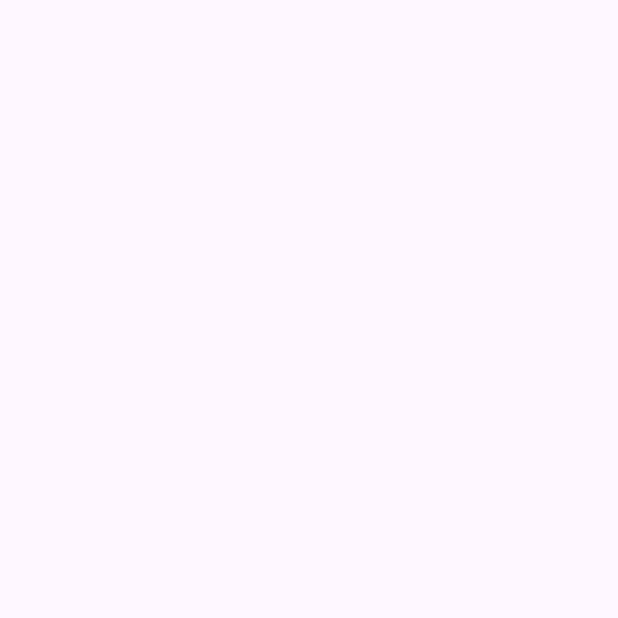
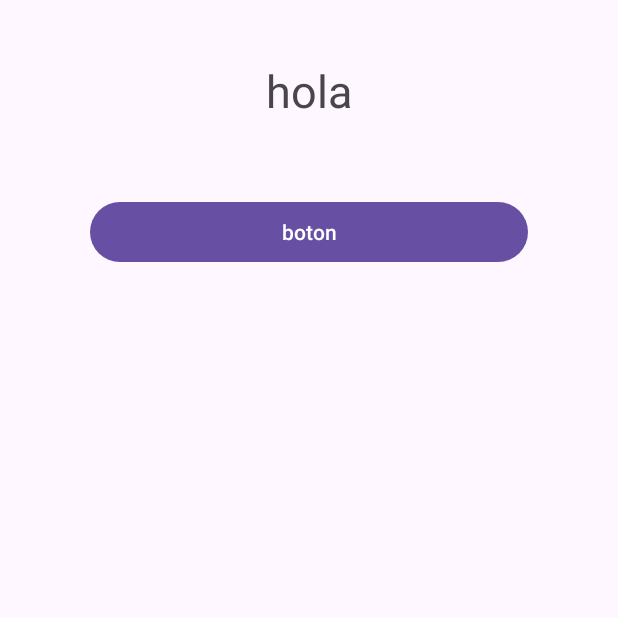
Before and after one commit to Angel-marcial/Socios, an Android app: the screen it shows after launch (MainActivity), on a phone screen of 412 x 824 dp, the top half of it. Before the commit the part shown is empty. Run offline under Robolectric (Android 15) with nearby library versions, the phone set to English and light mode, and no system bars.

Commit message:
botones
hola

```diff
--- a/app/src/main/res/layout/activity_main.xml
+++ b/app/src/main/res/layout/activity_main.xml
@@ -6,16 +6,34 @@
     android:layout_height="match_parent"
     tools:context=".MainActivity">
 
-<ScrollView
-    android:layout_width="match_parent"
-    android:layout_height="match_parent">
-    <LinearLayout
+    <ScrollView
         android:layout_width="match_parent"
         android:layout_height="match_parent">
+        <LinearLayout
+            android:layout_width="match_parent"
+            android:layout_height="match_parent"
+            android:orientation="vertical">
 
-    </LinearLayout>
-</ScrollView>
+            <TextView
+                android:layout_width="match_parent"
+                android:layout_height="match_parent"
+                android:layout_marginTop="40sp"
 
+                android:text="hola"
+                android:textSize="30sp"
+                android:textAlignment="center">
+            </TextView>
 
+            <Button
+                android:layout_width="match_parent"
+                android:layout_height="match_parent"
 
+                android:layout_marginTop="50dp"
+                android:layout_marginStart="60dp"
+                android:layout_marginEnd="60dp"
+                android:text="boton">
+            </Button>
+
+        </LinearLayout>
+    </ScrollView>
 </androidx.constraintlayout.widget.ConstraintLayout>
```
